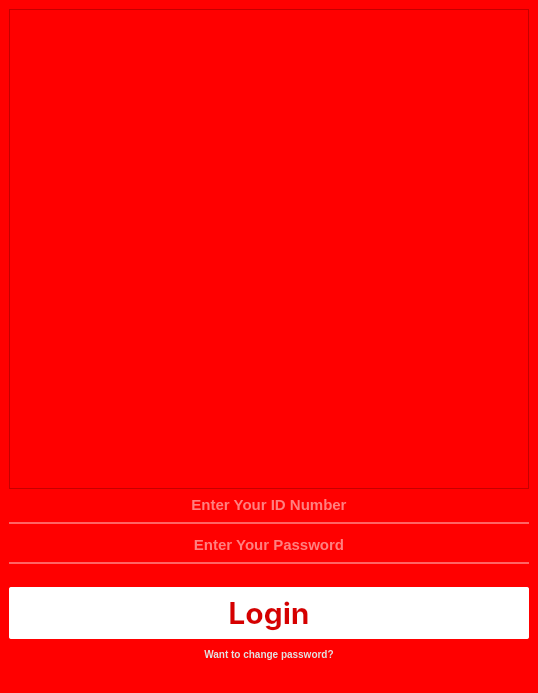
This is pages/Home/UI_home/Login.ui in KevinHutagaol/control-center-2026 as Qt 5 draws it before an edit. The edited form follows.
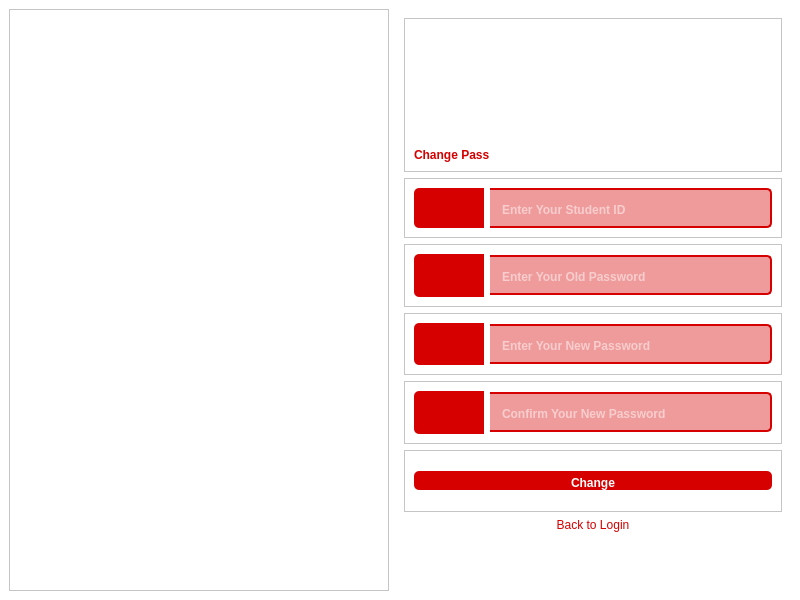
This is the edited form. The open tabs and pages were chosen to show the change. Icons and pictures are not drawn.

Commit message: manual merge from main repo

```diff
--- a/pages/Home/UI_home/Login.ui
+++ b/pages/Home/UI_home/Login.ui
@@ -6,28 +6,47 @@
    <rect>
     <x>0</x>
     <y>0</y>
-    <width>538</width>
-    <height>693</height>
+    <width>800</width>
+    <height>600</height>
    </rect>
   </property>
+  <property name="minimumSize">
+   <size>
+    <width>800</width>
+    <height>600</height>
+   </size>
+  </property>
+  <property name="maximumSize">
+   <size>
+    <width>800</width>
+    <height>600</height>
+   </size>
+  </property>
   <property name="windowTitle">
    <string>MainWindow</string>
   </property>
   <property name="styleSheet">
-   <string notr="true">background-color: rgb(255, 0, 0);</string>
+   <string notr="true">background-color: rgb(255, 255, 255);</string>
   </property>
   <widget class="QWidget" name="centralwidget">
-   <layout class="QVBoxLayout" name="verticalLayout">
+   <layout class="QHBoxLayout" name="horizontalLayout">
     <item>
-     <widget class="QFrame" name="frame">
+     <widget class="QFrame" name="frame_2">
+      <property name="sizePolicy">
+       <sizepolicy hsizetype="Fixed" vsizetype="Preferred">
+        <horstretch>0</horstretch>
+        <verstretch>0</verstretch>
+       </sizepolicy>
+      </property>
       <property name="minimumSize">
        <size>
-        <width>520</width>
-        <height>470</height>
+        <width>380</width>
+        <height>0</height>
        </size>
       </property>
       <property name="styleSheet">
-       <string notr="true">image: url(:/Asset/Asset/Logo.png);</string>
+       <string notr="true">border-image: url(:/Asset/Asset/LoginPage.png);
+</string>
       </property>
       <property name="frameShape">
        <enum>QFrame::StyledPanel</enum>
@@ -38,170 +57,740 @@
      </widget>
     </item>
     <item>
-     <widget class="QLineEdit" name="NPM">
+     <widget class="QStackedWidget" name="stackedWidget">
       <property name="styleSheet">
-       <string notr="true">background-color:rgba(0, 0, 0, 0);
-border:none;
-color:rgb(255, 255, 255);
-border-bottom: 2px solid rgba(255, 255, 255, 100);
-padding-bottom:7px;
-font-size: 15px;
-font-family: &quot;SF Pro Display&quot;; 
-	font-weight: bold; 
-    font-style: normal;</string>
+       <string notr="true">background-color: rgb(255, 255, 255);</string>
       </property>
-      <property name="text">
-       <string/>
+      <property name="currentIndex">
+       <number>0</number>
       </property>
-      <property name="alignment">
-       <set>Qt::AlignCenter</set>
-      </property>
-      <property name="placeholderText">
-       <string>Enter Your ID Number</string>
-      </property>
-     </widget>
-    </item>
-    <item>
-     <spacer name="verticalSpacer">
-      <property name="orientation">
-       <enum>Qt::Vertical</enum>
-      </property>
-      <property name="sizeType">
-       <enum>QSizePolicy::Maximum</enum>
-      </property>
-      <property name="sizeHint" stdset="0">
-       <size>
-        <width>20</width>
-        <height>5</height>
-       </size>
-      </property>
-     </spacer>
-    </item>
-    <item>
-     <widget class="QLineEdit" name="Pass">
-      <property name="styleSheet">
-       <string notr="true">background-color:rgba(0, 0, 0, 0);
+      <widget class="QWidget" name="LoginPage">
+       <layout class="QVBoxLayout" name="verticalLayout_2">
+        <item>
+         <widget class="QFrame" name="frame_7">
+          <property name="sizePolicy">
+           <sizepolicy hsizetype="Preferred" vsizetype="Fixed">
+            <horstretch>0</horstretch>
+            <verstretch>0</verstretch>
+           </sizepolicy>
+          </property>
+          <property name="frameShape">
+           <enum>QFrame::StyledPanel</enum>
+          </property>
+          <property name="frameShadow">
+           <enum>QFrame::Raised</enum>
+          </property>
+          <layout class="QVBoxLayout" name="verticalLayout_3">
+           <item>
+            <spacer name="verticalSpacer_2">
+             <property name="orientation">
+              <enum>Qt::Vertical</enum>
+             </property>
+             <property name="sizeType">
+              <enum>QSizePolicy::Fixed</enum>
+             </property>
+             <property name="sizeHint" stdset="0">
+              <size>
+               <width>20</width>
+               <height>100</height>
+              </size>
+             </property>
+            </spacer>
+           </item>
+           <item>
+            <widget class="QLabel" name="label">
+             <property name="sizePolicy">
+              <sizepolicy hsizetype="Preferred" vsizetype="Fixed">
+               <horstretch>0</horstretch>
+               <verstretch>0</verstretch>
+              </sizepolicy>
+             </property>
+             <property name="styleSheet">
+              <string notr="true">font: 81 30pt &quot;Poppins&quot;;
+font-weight: bold; 
+color: rgb(214, 0, 0);</string>
+             </property>
+             <property name="text">
+              <string>Welcome</string>
+             </property>
+            </widget>
+           </item>
+          </layout>
+         </widget>
+        </item>
+        <item>
+         <widget class="QFrame" name="frame_5">
+          <property name="sizePolicy">
+           <sizepolicy hsizetype="Preferred" vsizetype="Fixed">
+            <horstretch>0</horstretch>
+            <verstretch>0</verstretch>
+           </sizepolicy>
+          </property>
+          <property name="minimumSize">
+           <size>
+            <width>0</width>
+            <height>50</height>
+           </size>
+          </property>
+          <property name="frameShape">
+           <enum>QFrame::StyledPanel</enum>
+          </property>
+          <property name="frameShadow">
+           <enum>QFrame::Raised</enum>
+          </property>
+          <layout class="QHBoxLayout" name="horizontalLayout_4">
+           <item>
+            <widget class="QFrame" name="frame_6">
+             <property name="sizePolicy">
+              <sizepolicy hsizetype="Preferred" vsizetype="Minimum">
+               <horstretch>0</horstretch>
+               <verstretch>0</verstretch>
+              </sizepolicy>
+             </property>
+             <property name="minimumSize">
+              <size>
+               <width>70</width>
+               <height>40</height>
+              </size>
+             </property>
+             <property name="styleSheet">
+              <string notr="true">background-color: rgb(214, 0, 0);
+border-top-left-radius: 5px;
+border-bottom-left-radius: 5px;
+padding : 2px;
+image: url(:/Asset/Asset/NPM.png);</string>
+             </property>
+             <property name="frameShape">
+              <enum>QFrame::StyledPanel</enum>
+             </property>
+             <property name="frameShadow">
+              <enum>QFrame::Raised</enum>
+             </property>
+            </widget>
+           </item>
+           <item>
+            <widget class="QLineEdit" name="NPM">
+             <property name="minimumSize">
+              <size>
+               <width>0</width>
+               <height>40</height>
+              </size>
+             </property>
+             <property name="styleSheet">
+              <string notr="true">background-color: rgba(214, 0, 0,100);
 border:none;
+border-radius: 5px;
+border-top-left-radius: 0px;
+border-bottom-left-radius: 0px;
 color:rgb(255, 255, 255);
-border-bottom: 2px solid rgba(255, 255, 255, 100);
-padding-bottom:7px;
-font-size: 15px;
-font-family: &quot;SF Pro Display&quot;; 
-	font-weight: bold; 
-    font-style: normal;</string>
-      </property>
-      <property name="text">
-       <string/>
-      </property>
-      <property name="echoMode">
-       <enum>QLineEdit::Password</enum>
-      </property>
-      <property name="alignment">
-       <set>Qt::AlignCenter</set>
-      </property>
-      <property name="placeholderText">
-       <string>Enter Your Password</string>
-      </property>
-     </widget>
-    </item>
-    <item>
-     <spacer name="verticalSpacer_2">
-      <property name="orientation">
-       <enum>Qt::Vertical</enum>
-      </property>
-      <property name="sizeType">
-       <enum>QSizePolicy::Fixed</enum>
-      </property>
-      <property name="sizeHint" stdset="0">
-       <size>
-        <width>17</width>
-        <height>17</height>
-       </size>
-      </property>
-     </spacer>
-    </item>
-    <item>
-     <widget class="QPushButton" name="Login">
-      <property name="font">
-       <font>
-        <family>SF Pro Display</family>
-        <pointsize>-1</pointsize>
-        <weight>75</weight>
-        <italic>false</italic>
-        <bold>true</bold>
-       </font>
-      </property>
-      <property name="cursor">
-       <cursorShape>PointingHandCursor</cursorShape>
-      </property>
-      <property name="styleSheet">
-       <string notr="true">QPushButton {
- 		background-color: rgba(255, 255, 255, 255);
+border-bottom: 2px solid rgb(214, 0, 0);
+border-right: 2px solid rgb(214, 0, 0);
+border-top: 2px solid rgb(214, 0, 0);
+padding-top:3px;
+padding-left:10px;
+font: 75 12pt &quot;Poppins&quot;;
+font-weight: bold;</string>
+             </property>
+             <property name="placeholderText">
+              <string>Enter Your Student ID</string>
+             </property>
+            </widget>
+           </item>
+          </layout>
+         </widget>
+        </item>
+        <item>
+         <widget class="QFrame" name="frame">
+          <property name="sizePolicy">
+           <sizepolicy hsizetype="Preferred" vsizetype="Fixed">
+            <horstretch>0</horstretch>
+            <verstretch>0</verstretch>
+           </sizepolicy>
+          </property>
+          <property name="minimumSize">
+           <size>
+            <width>0</width>
+            <height>50</height>
+           </size>
+          </property>
+          <property name="frameShape">
+           <enum>QFrame::StyledPanel</enum>
+          </property>
+          <property name="frameShadow">
+           <enum>QFrame::Raised</enum>
+          </property>
+          <layout class="QHBoxLayout" name="horizontalLayout_2">
+           <item>
+            <widget class="QFrame" name="frame_3">
+             <property name="sizePolicy">
+              <sizepolicy hsizetype="Preferred" vsizetype="Minimum">
+               <horstretch>0</horstretch>
+               <verstretch>0</verstretch>
+              </sizepolicy>
+             </property>
+             <property name="minimumSize">
+              <size>
+               <width>70</width>
+               <height>40</height>
+              </size>
+             </property>
+             <property name="styleSheet">
+              <string notr="true">background-color: rgb(214, 0, 0);
+border-top-left-radius: 5px;
+border-bottom-left-radius: 5px;
+padding : 2px;
+image: url(:/Asset/Asset/Pass.png);</string>
+             </property>
+             <property name="frameShape">
+              <enum>QFrame::StyledPanel</enum>
+             </property>
+             <property name="frameShadow">
+              <enum>QFrame::Raised</enum>
+             </property>
+            </widget>
+           </item>
+           <item>
+            <widget class="QLineEdit" name="Pass">
+             <property name="minimumSize">
+              <size>
+               <width>0</width>
+               <height>40</height>
+              </size>
+             </property>
+             <property name="styleSheet">
+              <string notr="true">background-color: rgba(214, 0, 0,100);
+border:none;
+border-radius: 5px;
+border-top-left-radius: 0px;
+border-bottom-left-radius: 0px;
+color:rgb(255, 255, 255);
+border-bottom: 2px solid rgb(214, 0, 0);
+border-right: 2px solid rgb(214, 0, 0);
+border-top: 2px solid rgb(214, 0, 0);
+padding-top:3px;
+padding-left:10px;
+font: 75 12pt &quot;Poppins&quot;;
+font-weight: bold;</string>
+             </property>
+             <property name="echoMode">
+              <enum>QLineEdit::Password</enum>
+             </property>
+             <property name="placeholderText">
+              <string>Enter Your Password</string>
+             </property>
+            </widget>
+           </item>
+          </layout>
+         </widget>
+        </item>
+        <item>
+         <widget class="QFrame" name="frame_8">
+          <property name="frameShape">
+           <enum>QFrame::StyledPanel</enum>
+          </property>
+          <property name="frameShadow">
+           <enum>QFrame::Raised</enum>
+          </property>
+          <layout class="QVBoxLayout" name="verticalLayout_4">
+           <item>
+            <widget class="QPushButton" name="Login">
+             <property name="cursor">
+              <cursorShape>PointingHandCursor</cursorShape>
+             </property>
+             <property name="styleSheet">
+              <string notr="true">QPushButton {
+ 		
+		background-color: rgba(214, 0, 0,255);
+		border-radius : 5px;
+		color: rgb(255, 255, 255);
+		padding-top:5px;
+		font: 20pt &quot;Poppins&quot;;
+		font-weight: bold;
+
+}
+
+/* Saat mouse hover */
+QPushButton:hover {
+    background-color: rgba(214, 0, 0,225);
+}</string>
+             </property>
+             <property name="text">
+              <string>Login</string>
+             </property>
+            </widget>
+           </item>
+          </layout>
+         </widget>
+        </item>
+        <item>
+         <widget class="QPushButton" name="ChangePass">
+          <property name="cursor">
+           <cursorShape>PointingHandCursor</cursorShape>
+          </property>
+          <property name="styleSheet">
+           <string notr="true">QPushButton {
+ 		background-color: rgba(255, 255, 255,0);
 		border-color: rgb(255, 255, 255);
-		border-radius : 2px;
-		color: rgb(214, 0, 0);
-		font-size: 30px;
-		padding:7px;
-		font-family: &quot;SF Pro Display&quot;; 
-			font-weight: bold; 
-    		font-style: normal;
+		border-radius : 5px;
+		color: rgb(214, 0, 0);		
+		padding:0px;
+		font: 8pt &quot;Poppins&quot;;
+}
 
+/* Saat mouse hover */
+QPushButton:hover {
+    text-decoration: underline;
+}</string>
+          </property>
+          <property name="text">
+           <string>Change Password</string>
+          </property>
+         </widget>
+        </item>
+        <item>
+         <spacer name="verticalSpacer">
+          <property name="orientation">
+           <enum>Qt::Vertical</enum>
+          </property>
+          <property name="sizeType">
+           <enum>QSizePolicy::Fixed</enum>
+          </property>
+          <property name="sizeHint" stdset="0">
+           <size>
+            <width>20</width>
+            <height>110</height>
+           </size>
+          </property>
+         </spacer>
+        </item>
+       </layout>
+      </widget>
+      <widget class="QWidget" name="ChangePassPage">
+       <layout class="QVBoxLayout" name="verticalLayout_7">
+        <item>
+         <widget class="QFrame" name="frame_11">
+          <property name="sizePolicy">
+           <sizepolicy hsizetype="Preferred" vsizetype="Fixed">
+            <horstretch>0</horstretch>
+            <verstretch>0</verstretch>
+           </sizepolicy>
+          </property>
+          <property name="frameShape">
+           <enum>QFrame::StyledPanel</enum>
+          </property>
+          <property name="frameShadow">
+           <enum>QFrame::Raised</enum>
+          </property>
+          <layout class="QVBoxLayout" name="verticalLayout_5">
+           <item>
+            <spacer name="verticalSpacer_3">
+             <property name="orientation">
+              <enum>Qt::Vertical</enum>
+             </property>
+             <property name="sizeType">
+              <enum>QSizePolicy::Fixed</enum>
+             </property>
+             <property name="sizeHint" stdset="0">
+              <size>
+               <width>20</width>
+               <height>120</height>
+              </size>
+             </property>
+            </spacer>
+           </item>
+           <item>
+            <widget class="QLabel" name="label_2">
+             <property name="sizePolicy">
+              <sizepolicy hsizetype="Preferred" vsizetype="Fixed">
+               <horstretch>0</horstretch>
+               <verstretch>0</verstretch>
+              </sizepolicy>
+             </property>
+             <property name="styleSheet">
+              <string notr="true">font: 81 30pt &quot;Poppins&quot;;
+font-weight: bold; 
+color: rgb(214, 0, 0);</string>
+             </property>
+             <property name="text">
+              <string>Change Pass</string>
+             </property>
+            </widget>
+           </item>
+          </layout>
+         </widget>
+        </item>
+        <item>
+         <widget class="QFrame" name="frame_14">
+          <property name="sizePolicy">
+           <sizepolicy hsizetype="Preferred" vsizetype="Fixed">
+            <horstretch>0</horstretch>
+            <verstretch>0</verstretch>
+           </sizepolicy>
+          </property>
+          <property name="minimumSize">
+           <size>
+            <width>0</width>
+            <height>50</height>
+           </size>
+          </property>
+          <property name="frameShape">
+           <enum>QFrame::StyledPanel</enum>
+          </property>
+          <property name="frameShadow">
+           <enum>QFrame::Raised</enum>
+          </property>
+          <layout class="QHBoxLayout" name="horizontalLayout_6">
+           <item>
+            <widget class="QFrame" name="frame_15">
+             <property name="sizePolicy">
+              <sizepolicy hsizetype="Preferred" vsizetype="Minimum">
+               <horstretch>0</horstretch>
+               <verstretch>0</verstretch>
+              </sizepolicy>
+             </property>
+             <property name="minimumSize">
+              <size>
+               <width>70</width>
+               <height>40</height>
+              </size>
+             </property>
+             <property name="styleSheet">
+              <string notr="true">background-color: rgb(214, 0, 0);
+border-top-left-radius: 5px;
+border-bottom-left-radius: 5px;
+padding : 2px;
+image: url(:/Asset/Asset/NPM.png);</string>
+             </property>
+             <property name="frameShape">
+              <enum>QFrame::StyledPanel</enum>
+             </property>
+             <property name="frameShadow">
+              <enum>QFrame::Raised</enum>
+             </property>
+            </widget>
+           </item>
+           <item>
+            <widget class="QLineEdit" name="EmailForgot">
+             <property name="minimumSize">
+              <size>
+               <width>0</width>
+               <height>40</height>
+              </size>
+             </property>
+             <property name="styleSheet">
+              <string notr="true">background-color: rgba(214, 0, 0,100);
+border:none;
+border-radius: 5px;
+border-top-left-radius: 0px;
+border-bottom-left-radius: 0px;
+color:rgb(255, 255, 255);
+border-bottom: 2px solid rgb(214, 0, 0);
+border-right: 2px solid rgb(214, 0, 0);
+border-top: 2px solid rgb(214, 0, 0);
+padding-top:3px;
+padding-left:10px;
+font: 75 12pt &quot;Poppins&quot;;
+font-weight: bold;</string>
+             </property>
+             <property name="placeholderText">
+              <string>Enter Your Student ID</string>
+             </property>
+            </widget>
+           </item>
+          </layout>
+         </widget>
+        </item>
+        <item>
+         <widget class="QFrame" name="frame_13">
+          <property name="frameShape">
+           <enum>QFrame::StyledPanel</enum>
+          </property>
+          <property name="frameShadow">
+           <enum>QFrame::Raised</enum>
+          </property>
+          <layout class="QHBoxLayout" name="horizontalLayout_5">
+           <item>
+            <widget class="QFrame" name="frame_16">
+             <property name="sizePolicy">
+              <sizepolicy hsizetype="Preferred" vsizetype="Minimum">
+               <horstretch>0</horstretch>
+               <verstretch>0</verstretch>
+              </sizepolicy>
+             </property>
+             <property name="minimumSize">
+              <size>
+               <width>70</width>
+               <height>40</height>
+              </size>
+             </property>
+             <property name="styleSheet">
+              <string notr="true">background-color: rgb(214, 0, 0);
+border-top-left-radius: 5px;
+border-bottom-left-radius: 5px;
+padding : 2px;
+image: url(:/Asset/Asset/Pass.png);</string>
+             </property>
+             <property name="frameShape">
+              <enum>QFrame::StyledPanel</enum>
+             </property>
+             <property name="frameShadow">
+              <enum>QFrame::Raised</enum>
+             </property>
+            </widget>
+           </item>
+           <item>
+            <widget class="QLineEdit" name="OldPass">
+             <property name="minimumSize">
+              <size>
+               <width>0</width>
+               <height>40</height>
+              </size>
+             </property>
+             <property name="styleSheet">
+              <string notr="true">background-color: rgba(214, 0, 0,100);
+border:none;
+border-radius: 5px;
+border-top-left-radius: 0px;
+border-bottom-left-radius: 0px;
+color:rgb(255, 255, 255);
+border-bottom: 2px solid rgb(214, 0, 0);
+border-right: 2px solid rgb(214, 0, 0);
+border-top: 2px solid rgb(214, 0, 0);
+padding-top:3px;
+padding-left:10px;
+font: 75 12pt &quot;Poppins&quot;;
+font-weight: bold;</string>
+             </property>
+             <property name="placeholderText">
+              <string>Enter Your Old Password</string>
+             </property>
+            </widget>
+           </item>
+          </layout>
+         </widget>
+        </item>
+        <item>
+         <widget class="QFrame" name="frame_4">
+          <property name="frameShape">
+           <enum>QFrame::StyledPanel</enum>
+          </property>
+          <property name="frameShadow">
+           <enum>QFrame::Raised</enum>
+          </property>
+          <layout class="QHBoxLayout" name="horizontalLayout_3">
+           <item>
+            <widget class="QFrame" name="frame_17">
+             <property name="sizePolicy">
+              <sizepolicy hsizetype="Preferred" vsizetype="Minimum">
+               <horstretch>0</horstretch>
+               <verstretch>0</verstretch>
+              </sizepolicy>
+             </property>
+             <property name="minimumSize">
+              <size>
+               <width>70</width>
+               <height>40</height>
+              </size>
+             </property>
+             <property name="styleSheet">
+              <string notr="true">background-color: rgb(214, 0, 0);
+border-top-left-radius: 5px;
+border-bottom-left-radius: 5px;
+padding : 2px;
+image: url(:/Asset/Asset/NewPass.png);</string>
+             </property>
+             <property name="frameShape">
+              <enum>QFrame::StyledPanel</enum>
+             </property>
+             <property name="frameShadow">
+              <enum>QFrame::Raised</enum>
+             </property>
+            </widget>
+           </item>
+           <item>
+            <widget class="QLineEdit" name="NewPass">
+             <property name="minimumSize">
+              <size>
+               <width>0</width>
+               <height>40</height>
+              </size>
+             </property>
+             <property name="styleSheet">
+              <string notr="true">background-color: rgba(214, 0, 0,100);
+border:none;
+border-radius: 5px;
+border-top-left-radius: 0px;
+border-bottom-left-radius: 0px;
+color:rgb(255, 255, 255);
+border-bottom: 2px solid rgb(214, 0, 0);
+border-right: 2px solid rgb(214, 0, 0);
+border-top: 2px solid rgb(214, 0, 0);
+padding-top:3px;
+padding-left:10px;
+font: 75 12pt &quot;Poppins&quot;;
+font-weight: bold;</string>
+             </property>
+             <property name="placeholderText">
+              <string>Enter Your New Password</string>
+             </property>
+            </widget>
+           </item>
+          </layout>
+         </widget>
+        </item>
+        <item>
+         <widget class="QFrame" name="frame_9">
+          <property name="frameShape">
+           <enum>QFrame::StyledPanel</enum>
+          </property>
+          <property name="frameShadow">
+           <enum>QFrame::Raised</enum>
+          </property>
+          <layout class="QHBoxLayout" name="horizontalLayout_7">
+           <item>
+            <widget class="QFrame" name="frame_18">
+             <property name="sizePolicy">
+              <sizepolicy hsizetype="Preferred" vsizetype="Minimum">
+               <horstretch>0</horstretch>
+               <verstretch>0</verstretch>
+              </sizepolicy>
+             </property>
+             <property name="minimumSize">
+              <size>
+               <width>70</width>
+               <height>40</height>
+              </size>
+             </property>
+             <property name="styleSheet">
+              <string notr="true">background-color: rgb(214, 0, 0);
+border-top-left-radius: 5px;
+border-bottom-left-radius: 5px;
+padding : 2px;
+image: url(:/Asset/Asset/ConfirmPass.png);</string>
+             </property>
+             <property name="frameShape">
+              <enum>QFrame::StyledPanel</enum>
+             </property>
+             <property name="frameShadow">
+              <enum>QFrame::Raised</enum>
+             </property>
+            </widget>
+           </item>
+           <item>
+            <widget class="QLineEdit" name="ConfirmPass">
+             <property name="minimumSize">
+              <size>
+               <width>0</width>
+               <height>40</height>
+              </size>
+             </property>
+             <property name="styleSheet">
+              <string notr="true">background-color: rgba(214, 0, 0,100);
+border:none;
+border-radius: 5px;
+border-top-left-radius: 0px;
+border-bottom-left-radius: 0px;
+color:rgb(255, 255, 255);
+border-bottom: 2px solid rgb(214, 0, 0);
+border-right: 2px solid rgb(214, 0, 0);
+border-top: 2px solid rgb(214, 0, 0);
+padding-top:3px;
+padding-left:10px;
+font: 75 12pt &quot;Poppins&quot;;
+font-weight: bold;</string>
+             </property>
+             <property name="placeholderText">
+              <string>Confirm Your New Password</string>
+             </property>
+            </widget>
+           </item>
+          </layout>
+         </widget>
+        </item>
+        <item>
+         <widget class="QFrame" name="frame_12">
+          <property name="frameShape">
+           <enum>QFrame::StyledPanel</enum>
+          </property>
+          <property name="frameShadow">
+           <enum>QFrame::Raised</enum>
+          </property>
+          <layout class="QVBoxLayout" name="verticalLayout_6">
+           <item>
+            <widget class="QPushButton" name="Change">
+             <property name="cursor">
+              <cursorShape>PointingHandCursor</cursorShape>
+             </property>
+             <property name="styleSheet">
+              <string notr="true">QPushButton {
+ 		
+		background-color: rgba(214, 0, 0,255);
+		border-radius : 5px;
+		color: rgb(255, 255, 255);
+		padding-top:5px;
+		font: 20pt &quot;Poppins&quot;;
+		font-weight: bold;
+
 }
 
 /* Saat mouse hover */
 QPushButton:hover {
     background-color: rgba(255, 255, 255, 255);
 }</string>
-      </property>
-      <property name="text">
-       <string>Login</string>
-      </property>
-     </widget>
-    </item>
-    <item>
-     <widget class="QPushButton" name="ChangePass">
-      <property name="cursor">
-       <cursorShape>PointingHandCursor</cursorShape>
-      </property>
-      <property name="styleSheet">
-       <string notr="true">QPushButton {
- 		background-color: rgba(255, 255, 255, 0);
+             </property>
+             <property name="text">
+              <string>Change</string>
+             </property>
+            </widget>
+           </item>
+          </layout>
+         </widget>
+        </item>
+        <item>
+         <widget class="QPushButton" name="Back">
+          <property name="cursor">
+           <cursorShape>PointingHandCursor</cursorShape>
+          </property>
+          <property name="styleSheet">
+           <string notr="true">QPushButton {
+ 		background-color: rgba(255, 255, 255,0);
 		border-color: rgb(255, 255, 255);
 		border-radius : 5px;
-		color: rgb(225, 225, 225);		
-		font-size: 10px;
-		padding:3px;
-		font-family: &quot;SF Pro Display&quot;; 	
-			font-weight: bold; 
-    		font-style: normal;
+		color: rgb(214, 0, 0);		
+		padding:0px;
+		font: 8pt &quot;Poppins&quot;;
 }
 
 /* Saat mouse hover */
 QPushButton:hover {
     text-decoration: underline;
 }</string>
-      </property>
-      <property name="text">
-       <string>Want to change password?</string>
-      </property>
+          </property>
+          <property name="text">
+           <string>Back to Login</string>
+          </property>
+         </widget>
+        </item>
+        <item>
+         <spacer name="verticalSpacer_4">
+          <property name="orientation">
+           <enum>Qt::Vertical</enum>
+          </property>
+          <property name="sizeType">
+           <enum>QSizePolicy::Fixed</enum>
+          </property>
+          <property name="sizeHint" stdset="0">
+           <size>
+            <width>20</width>
+            <height>50</height>
+           </size>
+          </property>
+         </spacer>
+        </item>
+       </layout>
+      </widget>
      </widget>
     </item>
-    <item>
-     <spacer name="verticalSpacer_3">
-      <property name="orientation">
-       <enum>Qt::Vertical</enum>
-      </property>
-      <property name="sizeType">
-       <enum>QSizePolicy::Fixed</enum>
-      </property>
-      <property name="sizeHint" stdset="0">
-       <size>
-        <width>20</width>
-        <height>20</height>
-       </size>
-      </property>
-     </spacer>
-    </item>
    </layout>
    <zorder>frame</zorder>
    <zorder>Login</zorder>
```
Left out of the diff: 12 changed lines with no effect on the pictures.
